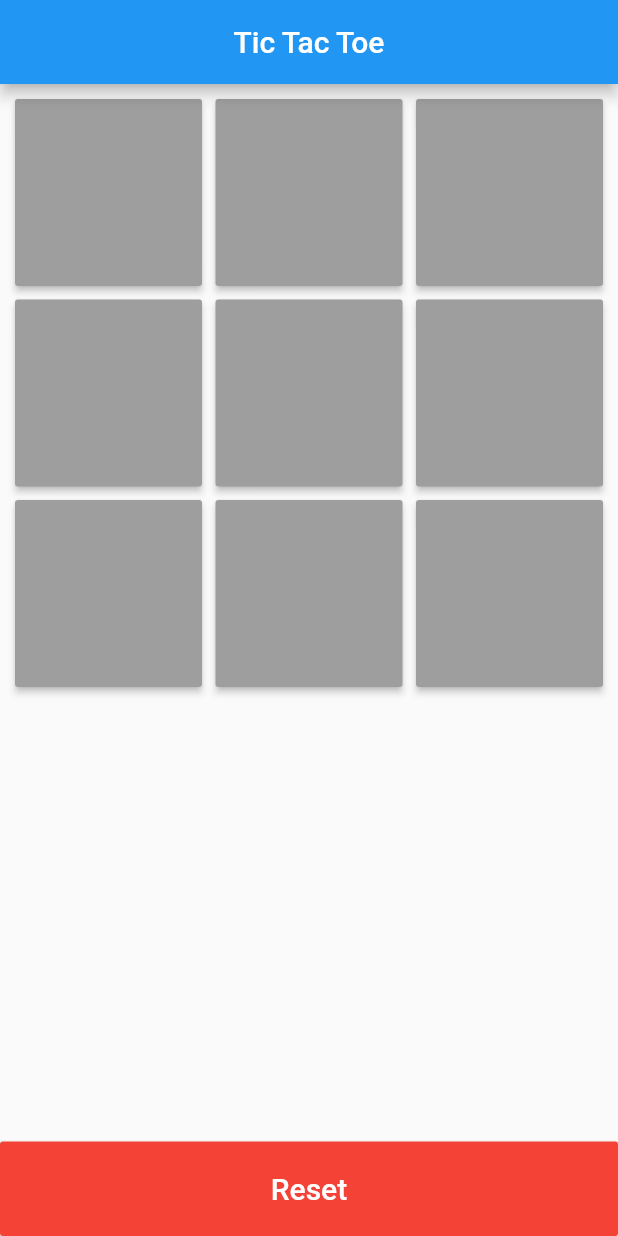
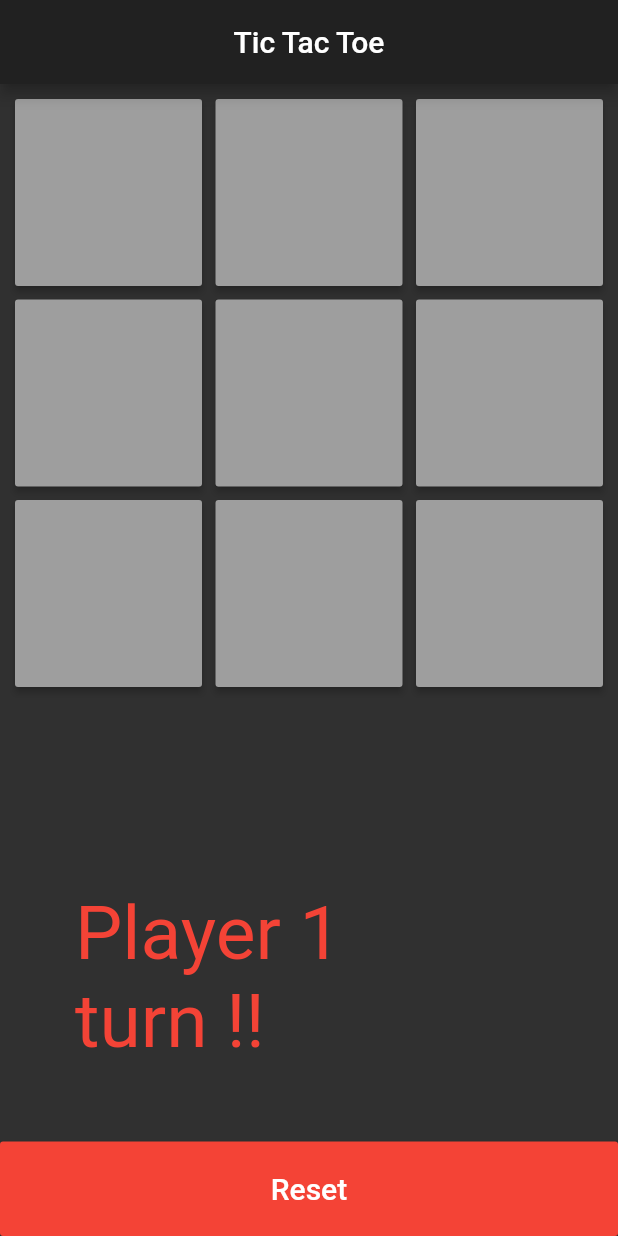
Before and after one commit to DipanshKhandelwal/tic_tac_toe, a Flutter app: the screen it shows after launch, on a phone screen of 412 x 824 dp. Run offline on Flutter 3.47's test engine with Material 2 defaults, Android fonts, the phone set to English and light mode, and no system bars.

Commit message:
Update board UI

```diff
--- a/lib/main.dart
+++ b/lib/main.dart
@@ -6,6 +6,7 @@ class MyApp extends StatelessWidget {
   @override
   Widget build(BuildContext context) {
     return new MaterialApp(
+      theme: ThemeData.dark(),
       home: new Game(),
     );
   }
@@ -83,12 +84,13 @@ class _GameState extends State<Game> {
 
   void dialog(text) {
     showDialog( context: context,
+        barrierDismissible: false,
         builder: (_) => new AlertDialog(
           title: new Text(text),
           actions: <Widget>[
             new FlatButton(
               onPressed: reset,
-              color: Colors.white,
+              color: Colors.blue,
               child: new Text("Reset"),
             )],
         )
@@ -133,10 +135,20 @@ class _GameState extends State<Game> {
                 ),
               ),
             ),
+            Container(
+              margin: EdgeInsets.all(50.0),
+              child: Center(
+                child: Text("Player $active turn !!",
+                    style: new TextStyle(
+                      color: active == 1 ? Colors.red : Colors.blue,
+                      fontSize: 50.0 )
+                ),
+              ),
+            ),
             new RaisedButton(
               child: new Text( "Reset",
                   style: new TextStyle(color: Colors.white, fontSize: 20.0) ),
-              color: Colors.red,
+              color: active == 1 ? Colors.red : Colors.blue,
               padding: const EdgeInsets.all(20.0),
               onPressed: reset,
             )
```
